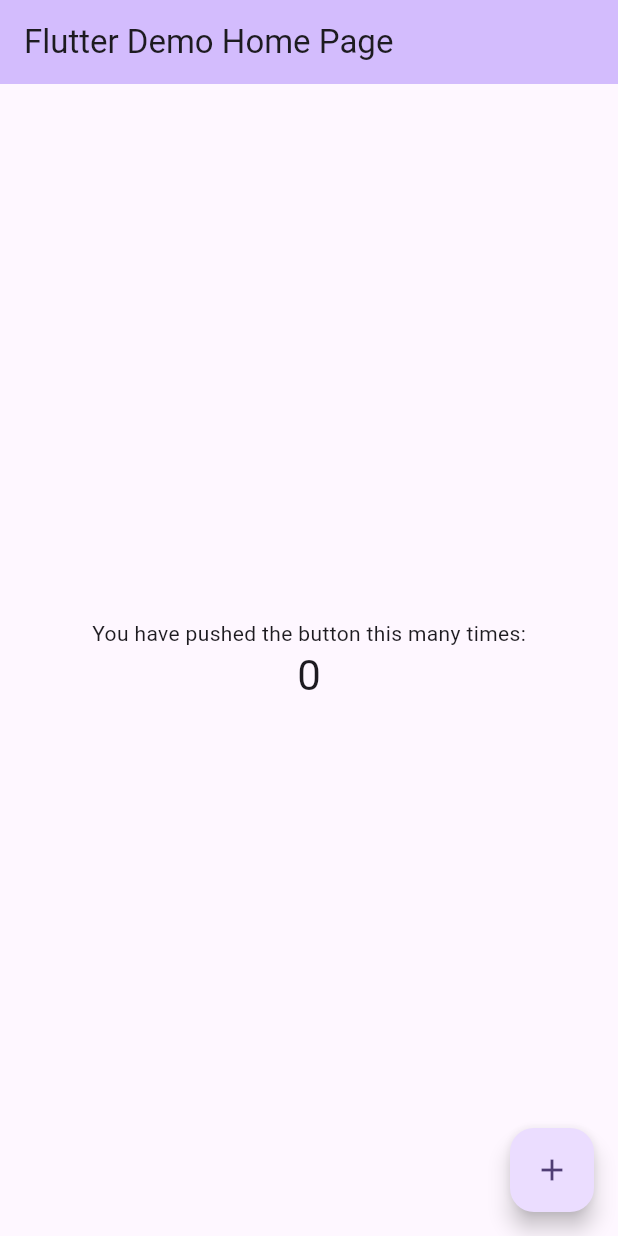
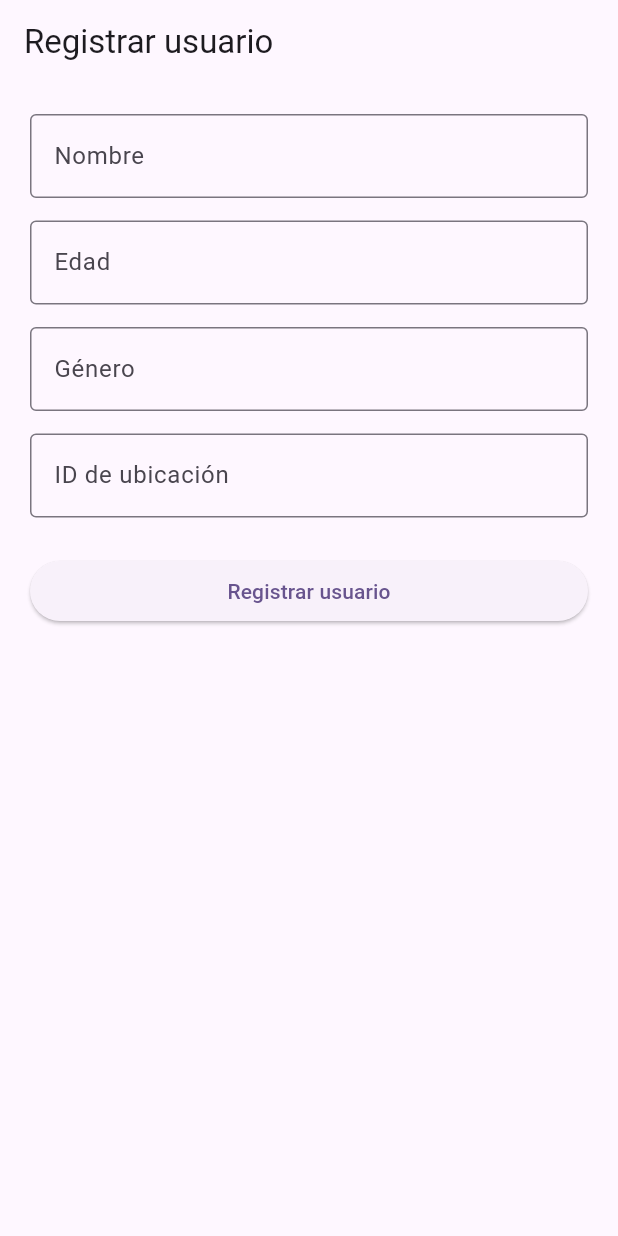
Before and after one commit to juan-Riapira/skin_cancer_ia, a Flutter app: the screen it shows after launch, on a phone screen of 412 x 824 dp. Run offline on Flutter 3.47's test engine with Material 3 defaults, Android fonts, the phone set to English and light mode, and no system bars.

Commit message:
feat: Implement a user form connected to FastAPI.

```diff
--- a/mobile/lesiones_cutaneas/lib/main.dart
+++ b/mobile/lesiones_cutaneas/lib/main.dart
@@ -1,4 +1,5 @@
 import 'package:flutter/material.dart';
+import 'screens/registro_usuario_screen.dart';
 
 void main() {
   runApp(const MyApp());
@@ -7,116 +8,18 @@ void main() {
 class MyApp extends StatelessWidget {
   const MyApp({super.key});
 
-  // This widget is the root of your application.
   @override
   Widget build(BuildContext context) {
     return MaterialApp(
-      title: 'Flutter Demo',
+      debugShowCheckedModeBanner: false,
+      title: 'Lesiones Cutáneas',
       theme: ThemeData(
-        // This is the theme of your application.
-        //
-        // TRY THIS: Try running your application with "flutter run". You'll see
-        // the application has a purple toolbar. Then, without quitting the app,
-        // try changing the seedColor in the colorScheme below to Colors.green
-        // and then invoke "hot reload" (save your changes or press the "hot
-        // reload" button in a Flutter-supported IDE, or press "r" if you used
-        // the command line to start the app).
-        //
-        // Notice that the counter didn't reset back to zero; the application
-        // state is not lost during the reload. To reset the state, use hot
-        // restart instead.
-        //
-        // This works for code too, not just values: Most code changes can be
-        // tested with just a hot reload.
-        colorScheme: .fromSeed(seedColor: Colors.deepPurple),
+        colorScheme: ColorScheme.fromSeed(
+          seedColor: Colors.deepPurple,
+        ),
+        useMaterial3: true,
       ),
-      home: const MyHomePage(title: 'Flutter Demo Home Page'),
+      home: const RegistroUsuarioScreen(),
     );
   }
 }
-
-class MyHomePage extends StatefulWidget {
-  const MyHomePage({super.key, required this.title});
-
-  // This widget is the home page of your application. It is stateful, meaning
-  // that it has a State object (defined below) that contains fields that affect
-  // how it looks.
-
-  // This class is the configuration for the state. It holds the values (in this
-  // case the title) provided by the parent (in this case the App widget) and
-  // used by the build method of the State. Fields in a Widget subclass are
-  // always marked "final".
-
-  final String title;
-
-  @override
-  State<MyHomePage> createState() => _MyHomePageState();
-}
-
-class _MyHomePageState extends State<MyHomePage> {
-  int _counter = 0;
-
-  void _incrementCounter() {
-    setState(() {
-      // This call to setState tells the Flutter framework that something has
-      // changed in this State, which causes it to rerun the build method below
-      // so that the display can reflect the updated values. If we changed
-      // _counter without calling setState(), then the build method would not be
-      // called again, and so nothing would appear to happen.
-      _counter++;
-    });
-  }
-
-  @override
-  Widget build(BuildContext context) {
-    // This method is rerun every time setState is called, for instance as done
-    // by the _incrementCounter method above.
-    //
-    // The Flutter framework has been optimized to make rerunning build methods
-    // fast, so that you can just rebuild anything that needs updating rather
-    // than having to individually change instances of widgets.
-    return Scaffold(
-      appBar: AppBar(
-        // TRY THIS: Try changing the color here to a specific color (to
-        // Colors.amber, perhaps?) and trigger a hot reload to see the AppBar
-        // change color while the other colors stay the same.
-        backgroundColor: Theme.of(context).colorScheme.inversePrimary,
-        // Here we take the value from the MyHomePage object that was created by
-        // the App.build method, and use it to set our appbar title.
-        title: Text(widget.title),
-      ),
-      body: Center(
-        // Center is a layout widget. It takes a single child and positions it
-        // in the middle of the parent.
-        child: Column(
-          // Column is also a layout widget. It takes a list of children and
-          // arranges them vertically. By default, it sizes itself to fit its
-          // children horizontally, and tries to be as tall as its parent.
-          //
-          // Column has various properties to control how it sizes itself and
-          // how it positions its children. Here we use mainAxisAlignment to
-          // center the children vertically; the main axis here is the vertical
-          // axis because Columns are vertical (the cross axis would be
-          // horizontal).
-          //
-          // TRY THIS: Invoke "debug painting" (choose the "Toggle Debug Paint"
-          // action in the IDE, or press "p" in the console), to see the
-          // wireframe for each widget.
-          mainAxisAlignment: .center,
-          children: [
-            const Text('You have pushed the button this many times:'),
-            Text(
-              '$_counter',
-              style: Theme.of(context).textTheme.headlineMedium,
-            ),
-          ],
-        ),
-      ),
-      floatingActionButton: FloatingActionButton(
-        onPressed: _incrementCounter,
-        tooltip: 'Increment',
-        child: const Icon(Icons.add),
-      ),
-    );
-  }
-}
--- /dev/null
+++ b/mobile/lesiones_cutaneas/lib/screens/registro_usuario_screen.dart
@@ -0,0 +1,124 @@
+import 'package:flutter/material.dart';
+import '../services/usuario_service.dart';
+final UsuarioService usuarioService = UsuarioService();
+class RegistroUsuarioScreen extends StatefulWidget {
+  const RegistroUsuarioScreen({super.key});
+
+  @override
+  State<RegistroUsuarioScreen> createState() =>
+      _RegistroUsuarioScreenState();
+}
+
+class _RegistroUsuarioScreenState
+    extends State<RegistroUsuarioScreen> {
+
+  final nombreController = TextEditingController();
+  final edadController = TextEditingController();
+  final generoController = TextEditingController();
+  final ubicacionController = TextEditingController();
+
+  @override
+  void dispose() {
+    nombreController.dispose();
+    edadController.dispose();
+    generoController.dispose();
+    ubicacionController.dispose();
+    super.dispose();
+  }
+
+Future<void> registrarUsuario() async {
+  final nombre = nombreController.text;
+  final edad = int.tryParse(edadController.text);
+  final genero = generoController.text;
+  final idUbicacion = int.tryParse(ubicacionController.text);
+
+  if (nombre.isEmpty ||
+      edad == null ||
+      genero.isEmpty ||
+      idUbicacion == null) {
+    print('Completa todos los campos');
+    return;
+  }
+
+  final resultado = await usuarioService.registrarUsuario(
+    nombre: nombre,
+    edad: edad,
+    genero: genero,
+    idUbicacion: idUbicacion,
+  );
+
+  if (resultado) {
+    print('Usuario registrado correctamente');
+  } else {
+    print('No se pudo registrar el usuario');
+  }
+}
+
+  @override
+  Widget build(BuildContext context) {
+    return Scaffold(
+      appBar: AppBar(
+        title: const Text("Registrar usuario"),
+      ),
+
+      body: Padding(
+        padding: const EdgeInsets.all(20),
+
+        child: Column(
+          children: [
+
+            TextField(
+              controller: nombreController,
+              decoration: const InputDecoration(
+                labelText: "Nombre",
+                border: OutlineInputBorder(),
+              ),
+            ),
+
+            const SizedBox(height: 15),
+
+            TextField(
+              controller: edadController,
+              keyboardType: TextInputType.number,
+              decoration: const InputDecoration(
+                labelText: "Edad",
+                border: OutlineInputBorder(),
+              ),
+            ),
+
+            const SizedBox(height: 15),
+
+            TextField(
+              controller: generoController,
+              decoration: const InputDecoration(
+                labelText: "Género",
+                border: OutlineInputBorder(),
+              ),
+            ),
+
+            const SizedBox(height: 15),
+
+            TextField(
+              controller: ubicacionController,
+              keyboardType: TextInputType.number,
+              decoration: const InputDecoration(
+                labelText: "ID de ubicación",
+                border: OutlineInputBorder(),
+              ),
+            ),
+
+            const SizedBox(height: 25),
+
+            SizedBox(
+              width: double.infinity,
+              child: ElevatedButton(
+                onPressed: registrarUsuario,
+                child: const Text("Registrar usuario"),
+              ),
+            ),
+          ],
+        ),
+      ),
+    );
+  }
+}
--- a/mobile/lesiones_cutaneas/pubspec.yaml
+++ b/mobile/lesiones_cutaneas/pubspec.yaml
@@ -34,6 +34,7 @@ dependencies:
   # The following adds the Cupertino Icons font to your application.
   # Use with the CupertinoIcons class for iOS style icons.
   cupertino_icons: ^1.0.8
+  http: ^1.6.0
 
 dev_dependencies:
   flutter_test:
```
Also changed, not shown: mobile/lesiones_cutaneas/lib/services/usuario_service.dart (added, +37 -0 lines), mobile/lesiones_cutaneas/pubspec.lock, 1 other file.
